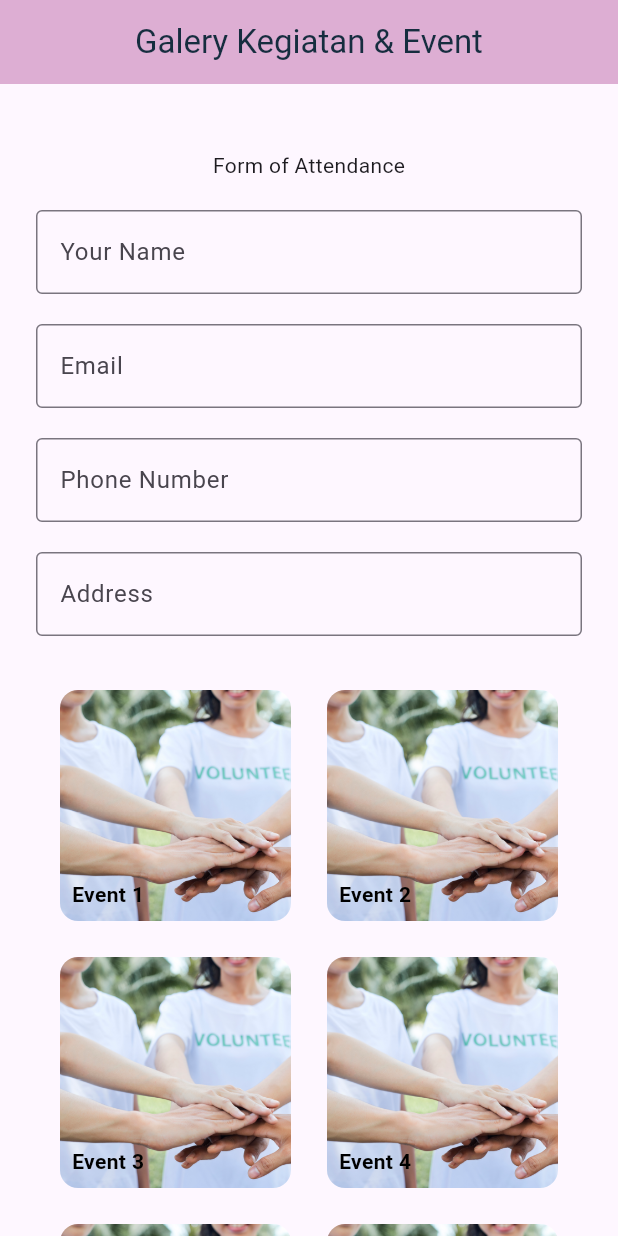
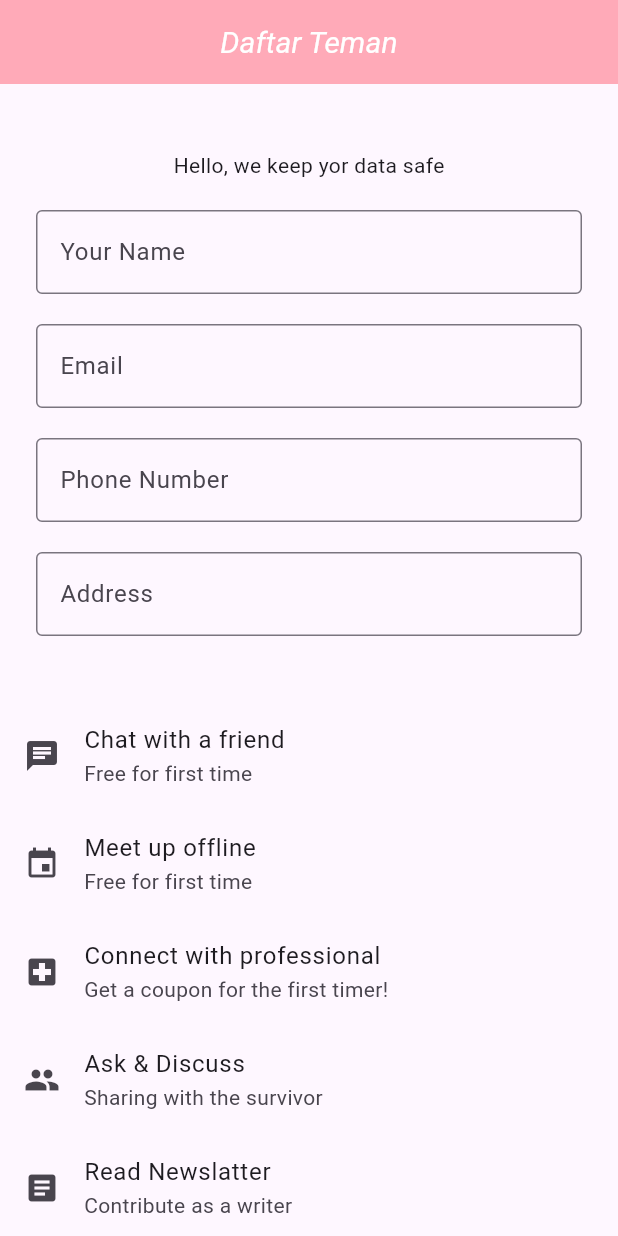
Before and after one commit to citracatias-sudo/Tugas-Flutter-3, a Flutter app: the screen it shows after launch, on a phone screen of 412 x 824 dp. Run offline on Flutter 3.47's test engine with Material 3 defaults, Android fonts, the phone set to English and light mode, and no system bars.

Commit message:
Tugas 4 Flutter

```diff
--- /dev/null
+++ b/lib/flutter_tugas_4.dart
@@ -0,0 +1,90 @@
+import 'package:flutter/material.dart';
+import 'package:flutter_day_8/sizedbox.dart';
+
+class FlutterTugas4 extends StatelessWidget {
+  const FlutterTugas4({super.key});
+
+  @override
+  Widget build(BuildContext context) {
+    return Scaffold(
+      appBar: AppBar(
+        backgroundColor: Color(0XFFFFAAB8),
+        title: Text("Daftar Teman"),
+        titleTextStyle: TextStyle(fontSize: 20, fontStyle: FontStyle.italic),
+        centerTitle: true,
+      ), //Appbar
+      body: ListView(
+        children: [
+          Padding(
+            padding: const EdgeInsets.all(24.0),
+            child: Column(
+              children: [
+                SizedboxDay8(),
+                Text("Hello, we keep yor data safe"),
+                SizedboxDay8(),
+                Column(
+                  mainAxisAlignment: MainAxisAlignment.spaceBetween,
+                  children: [
+                    TextField(
+                      decoration: InputDecoration(
+                        labelText: "Your Name",
+                        border: OutlineInputBorder(),
+                      ),
+                    ),
+                    SizedboxDay8(),
+                    TextField(
+                      decoration: InputDecoration(
+                        labelText: "Email",
+                        border: OutlineInputBorder(),
+                      ),
+                    ),
+                    SizedboxDay8(),
+                    TextField(
+                      decoration: InputDecoration(
+                        labelText: "Phone Number",
+                        border: OutlineInputBorder(),
+                      ),
+                    ),
+                    SizedboxDay8(),
+                    TextField(
+                      decoration: InputDecoration(
+                        labelText: "Address",
+                        border: OutlineInputBorder(),
+                      ),
+                    ),
+                    SizedboxDay8(),
+                  ],
+                ),
+              ],
+            ),
+          ),
+          ListTile(
+            leading: Icon(Icons.chat),
+            title: Text("Chat with a friend"),
+            subtitle: Text("Free for first time"),
+          ),
+          ListTile(
+            leading: Icon(Icons.event),
+            title: Text("Meet up offline"),
+            subtitle: Text("Free for first time"),
+          ),
+          ListTile(
+            leading: Icon(Icons.local_hospital),
+            title: Text("Connect with professional"),
+            subtitle: Text("Get a coupon for the first timer!"),
+          ),
+          ListTile(
+            leading: Icon(Icons.people),
+            title: Text("Ask & Discuss"),
+            subtitle: Text("Sharing with the survivor"),
+          ),
+          ListTile(
+            leading: Icon(Icons.article),
+            title: Text("Read Newslatter"),
+            subtitle: Text("Contribute as a writer"),
+          ),
+        ],
+      ),
+    );
+  }
+}
--- a/lib/main.dart
+++ b/lib/main.dart
@@ -1,5 +1,6 @@
 import 'package:flutter/material.dart';
 import 'package:flutter_day_8/flutter_day_8.dart';
+import 'package:flutter_day_8/flutter_tugas_4.dart';
 
 void main() {
   runApp(const MyApp());
@@ -31,7 +32,7 @@ class MyApp extends StatelessWidget {
         // tested with just a hot reload.
         colorScheme: .fromSeed(seedColor: Colors.deepPurple),
       ),
-      home: FlutterDay8(),
+      home: FlutterTugas4()
     );
   }
 }
```
